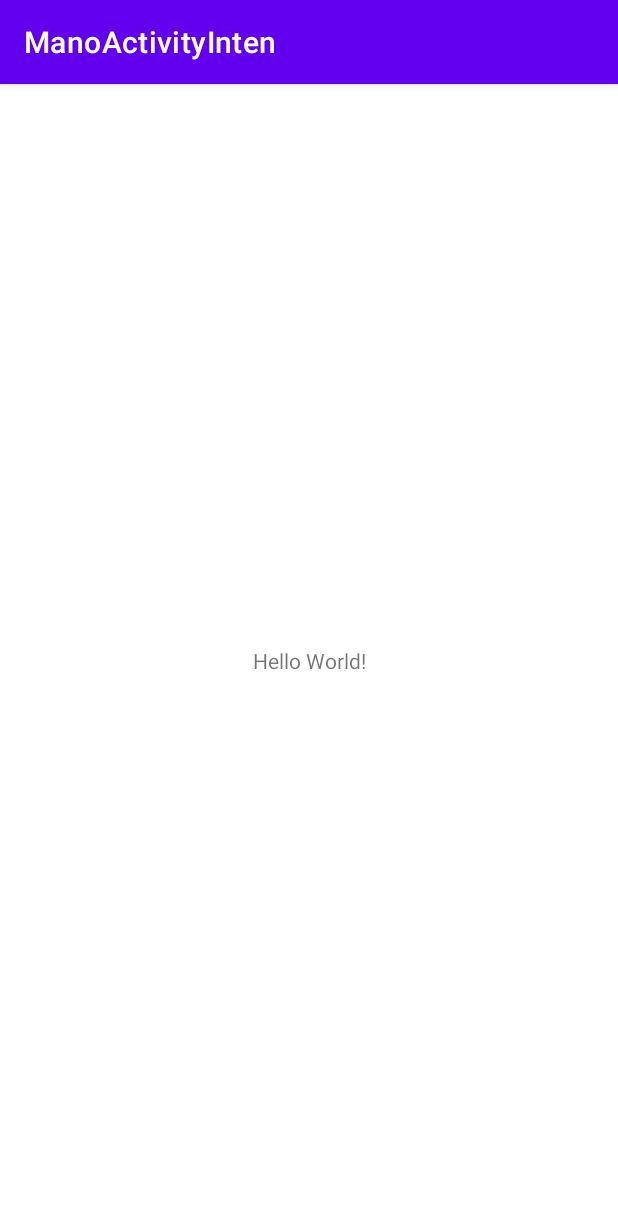
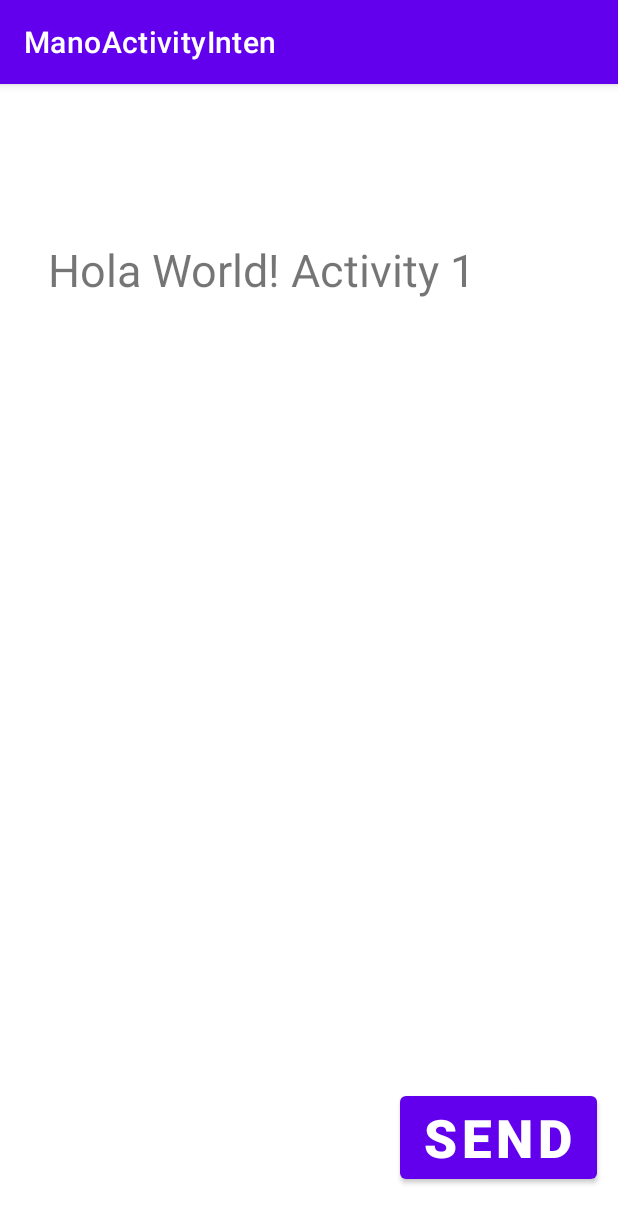
Before and after one commit to mbharti321/androidProjects, an Android app: the screen it shows after launch (MainActivity), on a phone screen of 412 x 824 dp. Shown: the top 1223 px of the screen. Run offline under Robolectric (Android 15) with nearby library versions, the phone set to English and light mode, and no system bars.

Commit message:
add working code for activity1-2

```diff
--- a/ManoActivityInten/app/src/main/java/com/example/manoactivityinten/MainActivity.java
+++ b/ManoActivityInten/app/src/main/java/com/example/manoactivityinten/MainActivity.java
@@ -2,13 +2,25 @@ package com.example.manoactivityinten;
 
 import androidx.appcompat.app.AppCompatActivity;
 
+import android.content.Intent;
 import android.os.Bundle;
+import android.util.Log;
+import android.view.View;
+
 
 public class MainActivity extends AppCompatActivity {
-
+    private static final String LOG_TAG =MainActivity.class.getSimpleName();
     @Override
     protected void onCreate(Bundle savedInstanceState) {
         super.onCreate(savedInstanceState);
         setContentView(R.layout.activity_main);
     }
+
+    public void launchSecondActivity(View view) {
+//        Log.d(LOG_TAG, "Button clicked!");
+        Intent intent = new Intent(this, MainActivity2.class);
+        startActivity(intent);
+
+    }
+
 }
--- a/ManoActivityInten/app/src/main/res/layout/activity_main.xml
+++ b/ManoActivityInten/app/src/main/res/layout/activity_main.xml
@@ -7,12 +7,31 @@
     tools:context=".MainActivity">
 
     <TextView
+        android:layout_width="301dp"
+        android:layout_height="52dp"
+        android:text="@string/hola_world_activity_1"
+        android:textSize="30sp"
+        app:layout_constraintBottom_toBottomOf="parent"
+        app:layout_constraintHorizontal_bias="0.289"
+        app:layout_constraintLeft_toLeftOf="parent"
+        app:layout_constraintRight_toRightOf="parent"
+        app:layout_constraintTop_toTopOf="parent"
+        app:layout_constraintVertical_bias="0.144" />
+
+    <Button
+        android:id="@+id/btnSend"
         android:layout_width="wrap_content"
         android:layout_height="wrap_content"
-        android:text="Hello World!"
+        android:text="@string/send"
+        android:textSize="35sp"
+        android:textStyle="bold"
         app:layout_constraintBottom_toBottomOf="parent"
-        app:layout_constraintLeft_toLeftOf="parent"
-        app:layout_constraintRight_toRightOf="parent"
-        app:layout_constraintTop_toTopOf="parent" />
+        app:layout_constraintEnd_toEndOf="parent"
+        app:layout_constraintHorizontal_bias="0.949"
+        app:layout_constraintStart_toStartOf="parent"
+        app:layout_constraintTop_toTopOf="parent"
+        app:layout_constraintVertical_bias="0.954"
+        android:onClick="launchSecondActivity"
+        tools:ignore="OnClick" />
 
 </androidx.constraintlayout.widget.ConstraintLayout>
--- a/ManoActivityInten/app/src/main/res/values/strings.xml
+++ b/ManoActivityInten/app/src/main/res/values/strings.xml
@@ -1,3 +1,6 @@
 <resources>
     <string name="app_name">ManoActivityInten</string>
+    <string name="hola_world_activity_1">Hola World! Activity 1</string>
+    <string name="send">Send</string>
+    <string name="activity2">activity2</string>
 </resources>
```
Also changed, not shown: ManoActivityInten/app/src/main/AndroidManifest.xml (+7 -0 lines), ManoActivityInten/app/src/main/java/com/example/manoactivityinten/MainActivity2.java (added, +14 -0 lines), ManoActivityInten/app/src/main/res/layout/activity_main2.xml (added, +21 -0 lines).
